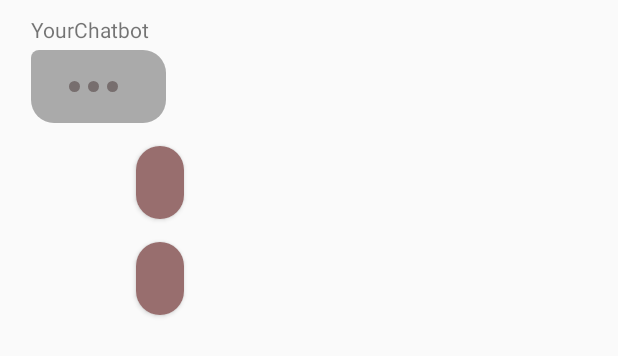
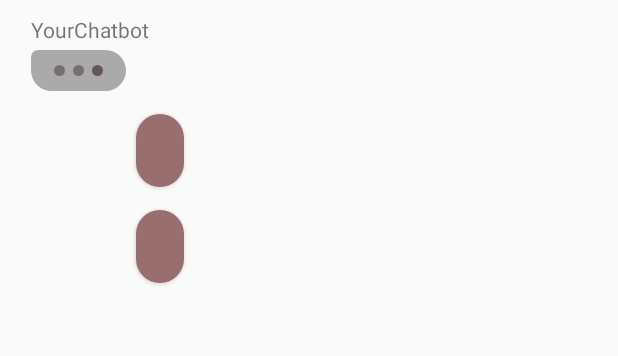
Before and after one commit to katchi7/pfa_app, an Android app: the layout chatbot_message.xml on its own in the app's theme, with its tools: preview values and no code run, on a phone screen of 412 x 824 dp. Shown: the top 356 px of the screen. Run offline under Robolectric (Android 15) with nearby library versions, the phone set to English and light mode, and no system bars.

```diff
--- a/app/src/main/java/com/pfa/chat_bot/ConversationAdapter.java
+++ b/app/src/main/java/com/pfa/chat_bot/ConversationAdapter.java
@@ -56,6 +56,8 @@ public class ConversationAdapter extends BaseAdapter implements View.OnClickList
             public void onAnimationRepeat(Animation animation) { }
         });
         animation2 = AnimationUtils.loadAnimation(context,R.anim.loading);
+        animation2.setRepeatCount(2);
+        animation2.setRepeatMode(Animation.REVERSE);
         animation2.setAnimationListener(new Animation.AnimationListener() {
             @Override
             public void onAnimationStart(Animation animation) {}
@@ -112,11 +114,12 @@ public class ConversationAdapter extends BaseAdapter implements View.OnClickList
                 if (msg == "") {
                     Message2_textView.setVisibility(View.GONE);
                     Message3_textView.setVisibility(View.GONE);
+                    Message_textView.setVisibility(View.GONE);
                     image1.startAnimation(animation1);
 
                 } else {
                     loading_ly.setVisibility(View.GONE);
-
+                    Message_textView.setVisibility(View.VISIBLE);
 
                     if (msg.contains("Sorry i got confused ")) {
                         String[] message = msg.split(":");
--- a/app/src/main/res/layout/activity_loading.xml
+++ b/app/src/main/res/layout/activity_loading.xml
@@ -4,7 +4,8 @@
     xmlns:tools="http://schemas.android.com/tools"
     android:layout_width="match_parent"
     android:layout_height="match_parent"
-    tools:context=".loading">
+    tools:context=".loading"
+    >
     <ImageView
         android:layout_width="wrap_content"
         android:layout_height="wrap_content"
--- a/app/src/main/res/layout/activity_main.xml
+++ b/app/src/main/res/layout/activity_main.xml
@@ -2,10 +2,12 @@
 <LinearLayout xmlns:android="http://schemas.android.com/apk/res/android"
     xmlns:app="http://schemas.android.com/apk/res-auto"
     xmlns:tools="http://schemas.android.com/tools"
+    android:id="@+id/parently"
     android:layout_width="match_parent"
     android:layout_height="match_parent"
     android:orientation="vertical"
-    tools:context=".MainActivity">
+    tools:context=".MainActivity"
+    >
 
     <ListView
         android:id="@+id/Conversation_lv"
--- a/app/src/main/res/layout/chatbot_message.xml
+++ b/app/src/main/res/layout/chatbot_message.xml
@@ -23,16 +23,21 @@
     android:orientation="horizontal"
     android:background="@drawable/chatbot_message"
     android:layout_below="@+id/name"
-    android:layout_alignLeft="@+id/name">
+    android:layout_alignLeft="@+id/name"
+    >
     <LinearLayout
         android:id="@+id/loading_ly"
         android:layout_width="wrap_content"
         android:layout_height="wrap_content"
         android:orientation="horizontal"
-        android:layout_gravity="center_vertical">
+        android:layout_gravity="center"
+        android:paddingStart="5dp"
+        android:paddingEnd="5dp"
+        android:paddingBottom="10dp"
+        android:paddingTop="10dp">
     <ImageView
         android:id="@+id/image1"
-        android:layout_marginStart="25dp"
+        android:layout_marginStart="10dp"
         android:layout_width="wrap_content"
         android:layout_height="wrap_content"
         android:layout_weight="0.3"
@@ -56,9 +61,10 @@
         android:layout_width="wrap_content"
         android:layout_height="wrap_content"
         android:layout_weight="0.3"
+        android:layout_marginEnd="10dp"
         android:src="@drawable/loading"
         android:layout_gravity="center_vertical"
-        android:alpha="0.5"
+        android:alpha="0.7"
         />
     </LinearLayout>
     <TextView
@@ -69,7 +75,7 @@
         android:paddingHorizontal="16dp"
         android:elevation="2dp"
         android:textSize="18dp"
-
+        android:visibility="gone"
         />
 
 </LinearLayout>
--- /dev/null
+++ b/app/src/main/res/menu/app_menu.xml
@@ -0,0 +1,4 @@
+<?xml version="1.0" encoding="utf-8"?>
+<menu xmlns:android="http://schemas.android.com/apk/res/android">
+    <item android:title="Activate Dark Mode" android:checkable="true" android:titleCondensed="DarkMode" android:id="@+id/DarkMode"/>
+</menu>
--- a/app/src/main/res/values/colors.xml
+++ b/app/src/main/res/values/colors.xml
@@ -7,4 +7,6 @@
     <color name="background">#ffffff</color>
     <color name="miss_understanding">#986E6E</color>
     <color name="loading">#453232</color>
+    <color name="DarkMode">#333232</color>
+    <color name="DefaultMode">#FFFFFF</color>
 </resources>
```
Also changed, not shown: app/src/main/java/com/pfa/chat_bot/MainActivity.java (+74 -21 lines), app/src/main/res/anim/loading.xml (+7 -3 lines).
